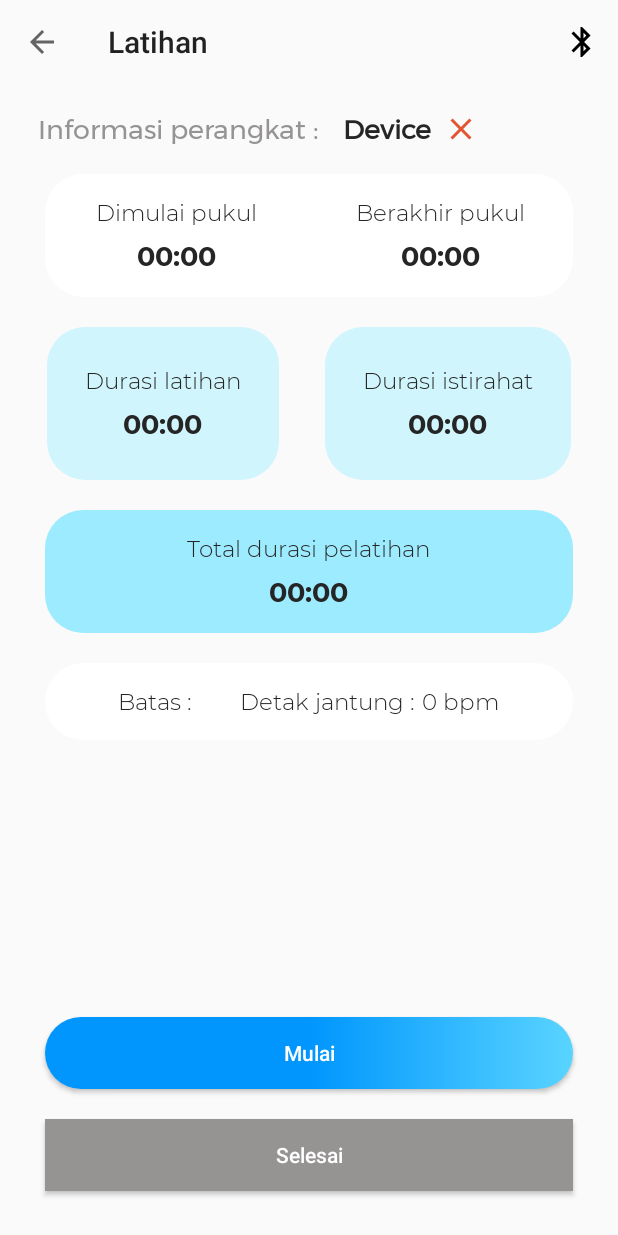
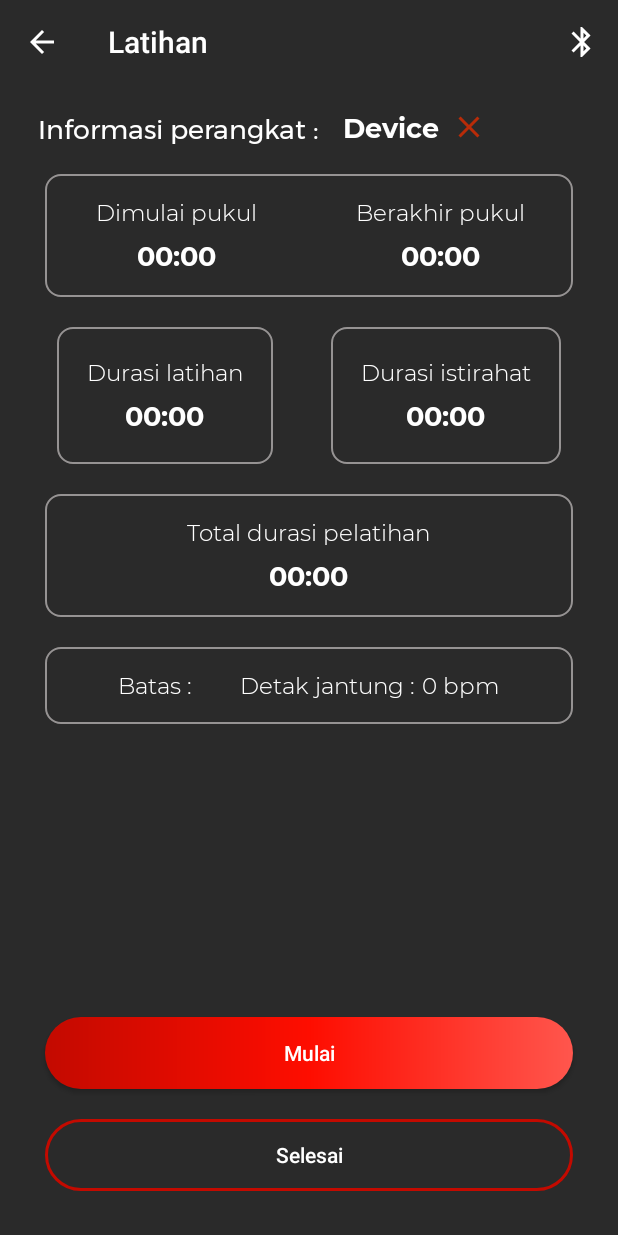
Before and after one commit to hanifah01/android-polarhr, an Android app: the Latihan screen opened directly, with no data from a screen before it, on a phone screen of 412 x 824 dp. Run offline under Robolectric (Android 15) with nearby library versions, the phone set to English and light mode, and no system bars; our stand-ins replace RxJava; libraries missing offline, so code that uses them is left out: maes.tech.intentanim, polar.com.sdk; 7 statements that could not run were skipped.

Commit message:
tampilan activity latiha, petunjuk pemanasan, hasil latihan, detail latihan

```diff
--- a/app/src/main/res/drawable/bg_progres.xml
+++ b/app/src/main/res/drawable/bg_progres.xml
@@ -6,6 +6,6 @@
     android:thickness="6dp"
     android:useLevel="true">
 
-    <solid android:color="@color/sky_blue" />
+    <solid android:color="@color/bright_red" />
 
 </shape>
--- a/app/src/main/res/drawable/bg_white_line.xml
+++ b/app/src/main/res/drawable/bg_white_line.xml
@@ -2,10 +2,10 @@
 <shape
     xmlns:android="http://schemas.android.com/apk/res/android">
     <stroke
-        android:width="2dp"
-        android:color="@color/white"/>
+        android:width="1dp"
+        android:color="@color/grey"/>
     <corners
-        android:radius="25dp" />
+        android:radius="10dp" />
 
     <padding
         android:left="1dp"
@@ -13,7 +13,7 @@
         android:top="1dp"
         android:bottom="1dp"/>
 
-    <solid android:color="@color/dark_blue"/>
+    <!--<solid android:color="@color/white"/>-->
     <!--<gradient
         android:startColor="#0096FE"
         android:centerColor="#0096FE"
--- a/app/src/main/res/drawable/ic_bluetooth_blue_24dp.xml
+++ b/app/src/main/res/drawable/ic_bluetooth_blue_24dp.xml
@@ -1,4 +1,4 @@
-<vector android:height="24dp" android:tint="#000000"
+<vector android:height="24dp" android:tint="#ffffff"
     android:viewportHeight="24.0" android:viewportWidth="24.0"
     android:width="24dp" xmlns:android="http://schemas.android.com/apk/res/android">
     <path android:fillColor="#FF000000" android:pathData="M17.71,7.71L12,2h-1v7.59L6.41,5 5,6.41 10.59,12 5,17.59 6.41,19 11,14.41L11,22h1l5.71,-5.71 -4.3,-4.29 4.3,-4.29zM13,5.83l1.88,1.88L13,9.59L13,5.83zM14.88,16.29L13,18.17v-3.76l1.88,1.88z"/>
--- a/app/src/main/res/layout/activity_latihan.xml
+++ b/app/src/main/res/layout/activity_latihan.xml
@@ -4,12 +4,14 @@
     xmlns:tools="http://schemas.android.com/tools"
     android:layout_width="match_parent"
     android:layout_height="match_parent"
+    android:background="@color/black_polar"
     tools:context=".view.latihan.Latihan">
 
     <androidx.appcompat.widget.Toolbar
         android:id="@+id/toolbar_latihan"
         android:layout_width="match_parent"
         android:layout_height="wrap_content"
+        android:theme="@style/ToolbarTheme"
         app:layout_constraintEnd_toEndOf="parent"
         app:layout_constraintStart_toStartOf="parent"
         app:layout_constraintTop_toTopOf="parent" />
@@ -22,7 +24,7 @@
         android:layout_marginTop="16dp"
         android:fontFamily="@font/montserrat"
         android:text="Informasi perangkat :"
-        android:textColor="@color/grey"
+        android:textColor="@color/white"
         android:textSize="18sp"
         app:layout_constraintStart_toStartOf="parent"
         app:layout_constraintTop_toBottomOf="@+id/toolbar_latihan" />
@@ -33,9 +35,9 @@
         android:layout_height="wrap_content"
         android:layout_marginLeft="15dp"
         android:layout_marginTop="16dp"
-        android:fontFamily="@font/montserrat"
+        android:fontFamily="@font/montserrat_bold"
         android:text="Device"
-        android:textColor="@color/black"
+        android:textColor="@color/white"
         android:textSize="18sp"
         android:textStyle="bold"
         app:layout_constraintStart_toEndOf="@+id/txt_deviceinfo"
@@ -58,7 +60,7 @@
         app:layout_constraintEnd_toEndOf="parent"
         app:layout_constraintStart_toStartOf="parent"
         app:layout_constraintTop_toBottomOf="@+id/txt_deviceinfo"
-        android:background="@drawable/bg_white"
+        android:background="@drawable/bg_white_line"
         android:layout_marginTop="16dp"
         android:layout_marginRight="30dp"
         android:layout_marginLeft="30dp"
@@ -80,7 +82,7 @@
                 android:layout_height="wrap_content"
                 android:fontFamily="@font/montserrat_light"
                 android:text="Dimulai pukul"
-                android:textColor="@color/black"
+                android:textColor="@color/white"
                 android:textSize="15dp" />
 
             <TextView
@@ -90,7 +92,7 @@
                 android:layout_marginTop="5dp"
                 android:fontFamily="@font/montserrat_bold"
                 android:text="00:00"
-                android:textColor="@color/black"
+                android:textColor="@color/white"
                 android:textSize="18dp" />
         </LinearLayout>
 
@@ -108,7 +110,7 @@
                 android:layout_height="wrap_content"
                 android:fontFamily="@font/montserrat_light"
                 android:text="Berakhir pukul"
-                android:textColor="@color/black"
+                android:textColor="@color/white"
                 android:textSize="15dp" />
 
             <TextView
@@ -118,7 +120,7 @@
                 android:layout_marginTop="5dp"
                 android:fontFamily="@font/montserrat_bold"
                 android:text="00:00"
-                android:textColor="@color/black"
+                android:textColor="@color/white"
                 android:textSize="18dp" />
         </LinearLayout>
     </LinearLayout>
@@ -128,12 +130,11 @@
         android:layout_width="wrap_content"
         android:layout_height="wrap_content"
         android:layout_marginTop="20dp"
-        android:background="@drawable/bg_verylight_blue"
+        android:background="@drawable/bg_white_line"
         android:gravity="center"
         android:orientation="vertical"
-        android:padding="25dp"
+        android:padding="20dp"
         app:layout_constraintEnd_toStartOf="@+id/lyt_waktu_istirahat"
-        app:layout_constraintHorizontal_bias="0.5"
         app:layout_constraintStart_toStartOf="parent"
         app:layout_constraintTop_toBottomOf="@+id/lyt_jam_latihan">
 
@@ -142,7 +143,7 @@
             android:layout_height="wrap_content"
             android:fontFamily="@font/montserrat_light"
             android:text="Durasi latihan"
-            android:textColor="@color/black"
+            android:textColor="@color/white"
             android:textSize="15dp" />
 
         <TextView
@@ -152,7 +153,7 @@
             android:layout_marginTop="5dp"
             android:fontFamily="@font/montserrat_bold"
             android:text="00:00"
-            android:textColor="@color/black"
+            android:textColor="@color/white"
             android:textSize="18dp" />
     </LinearLayout>
 
@@ -161,12 +162,11 @@
         android:layout_width="wrap_content"
         android:layout_height="wrap_content"
         android:layout_marginTop="20dp"
-        android:background="@drawable/bg_verylight_blue"
+        android:background="@drawable/bg_white_line"
         android:gravity="center"
         android:orientation="vertical"
-        android:padding="25dp"
+        android:padding="20dp"
         app:layout_constraintEnd_toEndOf="parent"
-        app:layout_constraintHorizontal_bias="0.5"
         app:layout_constraintStart_toEndOf="@+id/lyt_waktu_latihan"
         app:layout_constraintTop_toBottomOf="@+id/lyt_jam_latihan">
 
@@ -175,7 +175,7 @@
             android:layout_height="wrap_content"
             android:fontFamily="@font/montserrat_light"
             android:text="Durasi istirahat"
-            android:textColor="@color/black"
+            android:textColor="@color/white"
             android:textSize="15dp" />
 
         <TextView
@@ -185,7 +185,7 @@
             android:layout_marginTop="5dp"
             android:fontFamily="@font/montserrat_bold"
             android:text="00:00"
-            android:textColor="@color/black"
+            android:textColor="@color/white"
             android:textSize="18dp" />
     </LinearLayout>
 
@@ -199,7 +199,7 @@
         android:layout_marginRight="30dp"
         android:layout_marginLeft="30dp"
         android:padding="15dp"
-        android:background="@drawable/bg_mediumlight_blue"
+        android:background="@drawable/bg_white_line"
         app:layout_constraintStart_toStartOf="parent"
         app:layout_constraintTop_toBottomOf="@+id/lyt_waktu_latihan">
         <TextView
@@ -207,7 +207,7 @@
             android:layout_height="wrap_content"
             android:fontFamily="@font/montserrat_light"
             android:text="Total durasi pelatihan"
-            android:textColor="@color/black"
+            android:textColor="@color/white"
             android:textSize="15dp" />
 
         <TextView
@@ -217,7 +217,7 @@
             android:layout_marginTop="5dp"
             android:fontFamily="@font/montserrat_bold"
             android:text="00:00"
-            android:textColor="@color/black"
+            android:textColor="@color/white"
             android:textSize="18dp" />
     </LinearLayout>
     <LinearLayout
@@ -230,7 +230,7 @@
         android:layout_marginRight="30dp"
         android:layout_marginLeft="30dp"
         android:padding="15dp"
-        android:background="@drawable/bg_white"
+        android:background="@drawable/bg_white_line"
         app:layout_constraintStart_toStartOf="parent"
         app:layout_constraintTop_toBottomOf="@+id/lyt_durasi_pelatihan">
         <TextView
@@ -239,7 +239,7 @@
             android:layout_height="wrap_content"
             android:fontFamily="@font/montserrat_light"
             android:text="Batas : "
-            android:textColor="@color/black"
+            android:textColor="@color/white"
             android:textSize="15dp" />
 
         <TextView
@@ -248,7 +248,7 @@
             android:fontFamily="@font/montserrat_light"
             android:layout_marginLeft="@dimen/semi_large"
             android:text="Detak jantung : "
-            android:textColor="@color/black"
+            android:textColor="@color/white"
             android:textSize="15dp" />
 
         <TextView
@@ -257,7 +257,7 @@
             android:layout_height="wrap_content"
             android:fontFamily="@font/montserrat_light"
             android:text="0"
-            android:textColor="@color/black"
+            android:textColor="@color/white"
             android:textSize="15dp" />
 
         <TextView
@@ -265,7 +265,7 @@
             android:layout_height="wrap_content"
             android:fontFamily="@font/montserrat_light"
             android:text=" bpm"
-            android:textColor="@color/black"
+            android:textColor="@color/white"
             android:textSize="15dp" />
 
 
@@ -278,7 +278,7 @@
         android:layout_marginRight="30dp"
         android:layout_marginLeft="30dp"
         android:layout_marginBottom="20dp"
-        android:background="@drawable/bg_blue_button"
+        android:background="@drawable/bg_red_button"
         android:text="Mulai"
         android:textAllCaps="false"
         android:textColor="@color/white"
@@ -291,7 +291,7 @@
         android:layout_width="match_parent"
         android:layout_height="wrap_content"
         android:layout_marginTop="@dimen/xxklarge"
-        android:background="@color/grey"
+        android:background="@drawable/bg_red_line"
         android:text="Selesai"
         android:textAllCaps="false"
         android:textColor="@color/white"
--- a/app/src/main/res/values/colors.xml
+++ b/app/src/main/res/values/colors.xml
@@ -23,6 +23,7 @@
     <color name="white">#FFFFFF</color>
     <color name="red_polar">#c30a00</color>
     <color name="bright_red">#ff1919</color>
+    <color name="bright_grey">#d8d8d8</color>
     <color name="blue_polar">#0d00fe</color>
     <color name="dark_grey">#3c3c3c</color>
 
```
Also changed, not shown: app/src/main/java/com/example/polar/view/latihan/Latihan.kt (+10 -2 lines), app/src/main/java/com/example/polar/view/latihan/PetunjukPemanasan.kt (+13 -9 lines), app/src/main/res/layout/activity_detail_latihan.xml (+27 -19 lines), app/src/main/res/layout/activity_hasil_latihan.xml (+14 -12 lines), app/src/main/res/layout/activity_petunjuk_pemanasan.xml (+22 -19 lines).
